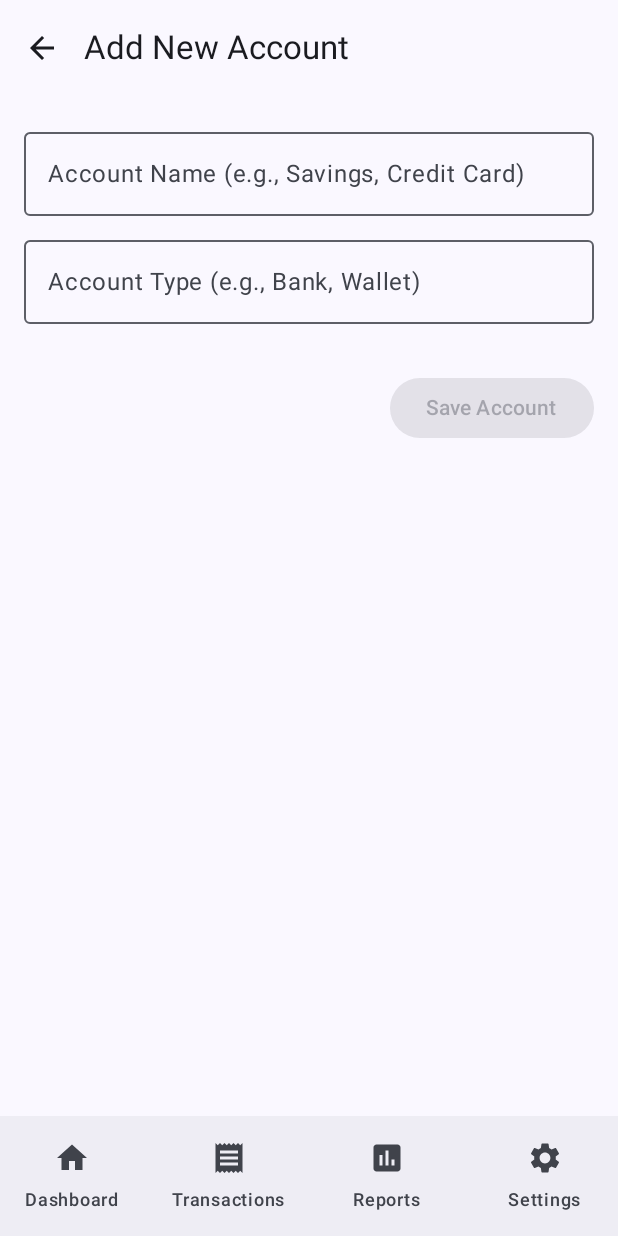
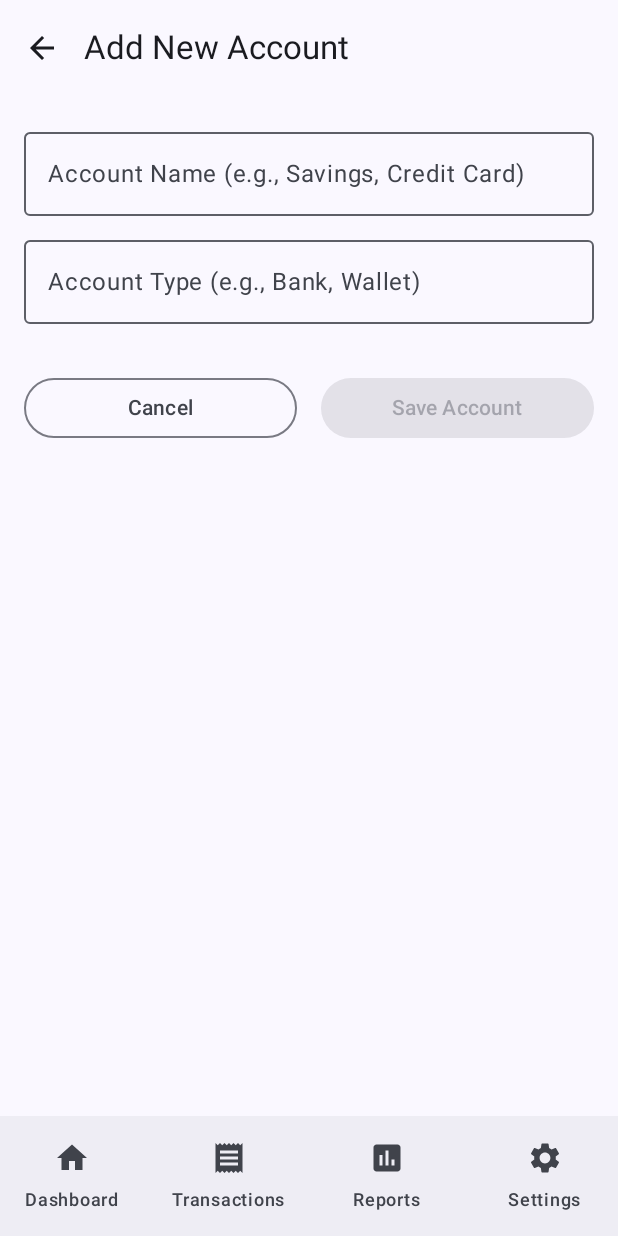
Before and after one commit to PrajwalMadhyastha/PersonalFinanceApp-Android, an Android app built with Jetpack Compose: the AddAccountScreen screen opened through its navigation route, on a phone screen of 412 x 824 dp. Run offline under Robolectric (Android 15) with nearby library versions, the phone set to English and light mode, and no system bars; our stand-ins replace Room's generated code.

Commit message:
feat(ui): Add cancel buttons to all data entry forms

```diff
--- a/app/src/main/java/com/example/personalfinanceapp/ui/screens/AddAccountScreen.kt
+++ b/app/src/main/java/com/example/personalfinanceapp/ui/screens/AddAccountScreen.kt
@@ -2,6 +2,7 @@ package com.example.personalfinanceapp.com.example.personalfinanceapp.ui.screens
 
 import androidx.compose.foundation.layout.Arrangement
 import androidx.compose.foundation.layout.Column
+import androidx.compose.foundation.layout.Row
 import androidx.compose.foundation.layout.Spacer
 import androidx.compose.foundation.layout.fillMaxSize
 import androidx.compose.foundation.layout.fillMaxWidth
@@ -13,6 +14,7 @@ import androidx.compose.material3.Button
 import androidx.compose.material3.ExperimentalMaterial3Api
 import androidx.compose.material3.Icon
 import androidx.compose.material3.IconButton
+import androidx.compose.material3.OutlinedButton
 import androidx.compose.material3.OutlinedTextField
 import androidx.compose.material3.Scaffold
 import androidx.compose.material3.Text
@@ -66,6 +68,13 @@ fun AddAccountScreen(navController: NavController, viewModel: AccountViewModel)
                 modifier = Modifier.fillMaxWidth()
             )
             Spacer(modifier = Modifier.height(16.dp))
+            Row(
+                modifier = Modifier.fillMaxWidth(),
+                horizontalArrangement = Arrangement.spacedBy(16.dp)
+            ) {
+                OutlinedButton(onClick = { navController.popBackStack() }, modifier = Modifier.weight(1f)) {
+                    Text("Cancel")
+                }
                 Button(
                     onClick = {
                         if (accountName.isNotBlank() && accountType.isNotBlank()) {
@@ -73,7 +82,7 @@ fun AddAccountScreen(navController: NavController, viewModel: AccountViewModel)
                             navController.popBackStack()
                         }
                     },
-                modifier = Modifier.align(Alignment.End),
+                    modifier = Modifier.weight(1f),
                     enabled = accountName.isNotBlank() && accountType.isNotBlank()
                 ) {
                     Text("Save Account")
@@ -81,3 +90,4 @@ fun AddAccountScreen(navController: NavController, viewModel: AccountViewModel)
             }
         }
     }
+}
```
Also changed, not shown: app/src/main/java/com/example/personalfinanceapp/ui/screens/AddEditBudgetScreen.kt (+9 -1 lines), app/src/main/java/com/example/personalfinanceapp/ui/screens/AddRecurringTransactionScreen.kt (+10 -1 lines), app/src/main/java/com/example/personalfinanceapp/ui/screens/AddTransactionScreen.kt (+10 -1 lines), app/src/main/java/com/example/personalfinanceapp/ui/screens/EditAccountScreen.kt (+11 -1 lines), app/src/main/java/com/example/personalfinanceapp/ui/screens/EditTransactionScreen.kt (+10 -1 lines), app/src/main/java/com/example/personalfinanceapp/ui/screens/SmsWorkflowScreens.kt (+9 -1 lines), 1 other file. Lines whose indentation alone changed are shown as unchanged.
